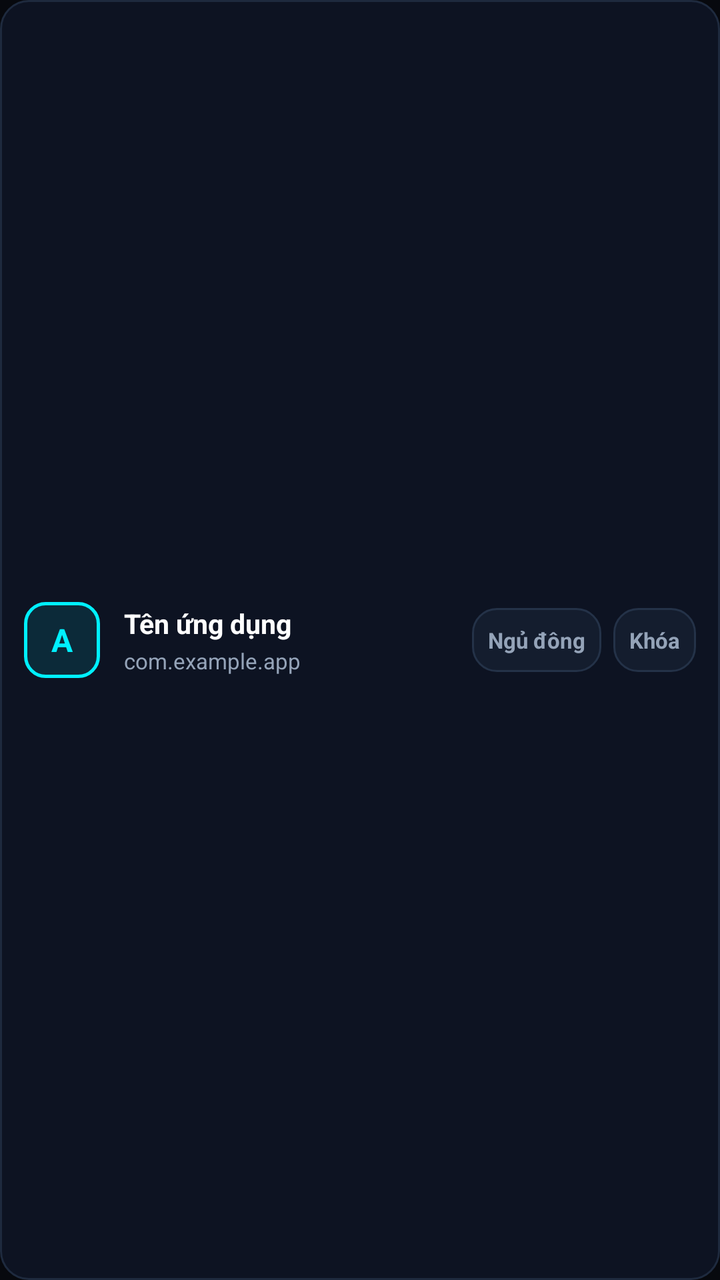
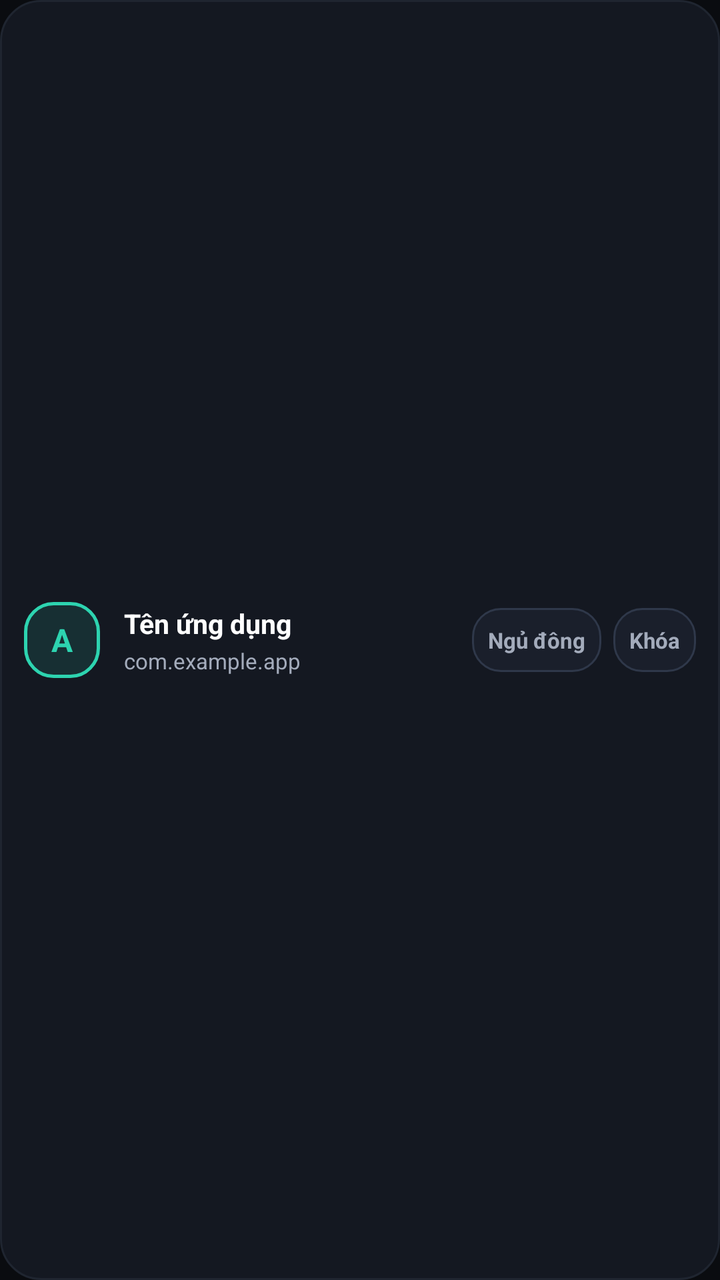

Screens rendered from an Android XML layout before and after an edit, with the pre-edit source and the edit as a unified diff.
<!-- AndroidManifest.xml: application theme AppTheme -->
<!-- res/layout/app_list_item.xml -->
<?xml version="1.0" encoding="utf-8"?>
<LinearLayout xmlns:android="http://schemas.android.com/apk/res/android"
    android:layout_width="match_parent"
    android:layout_height="wrap_content"
    android:orientation="horizontal"
    android:gravity="center_vertical"
    android:padding="12dp"
    android:layout_marginBottom="6dp"
    android:background="@drawable/bg_card_bento">

    
    <FrameLayout
        android:layout_width="38dp"
        android:layout_height="38dp">

        <ImageView
            android:id="@+id/app_icon"
            android:layout_width="38dp"
            android:layout_height="38dp"
            android:scaleType="fitCenter"
            android:visibility="gone"
            android:contentDescription="@string/app_name" />

        <TextView
            android:id="@+id/app_avatar"
            android:layout_width="38dp"
            android:layout_height="38dp"
            android:gravity="center"
            android:background="@drawable/bg_chip_pill_active"
            android:textColor="#00F0FF"
            android:textSize="16sp"
            android:textStyle="bold"
            android:text="A" />
    </FrameLayout>

    
    <LinearLayout
        android:layout_width="0dp"
        android:layout_height="wrap_content"
        android:layout_weight="1"
        android:orientation="vertical"
        android:layout_marginStart="12dp"
        android:layout_marginEnd="8dp">

        <TextView
            android:id="@+id/app_name"
            android:layout_width="wrap_content"
            android:layout_height="wrap_content"
            android:textColor="#FFFFFF"
            android:textSize="13.5sp"
            android:textStyle="bold"
            android:maxLines="1"
            android:ellipsize="end"
            android:text="Tên ứng dụng" />

        <TextView
            android:id="@+id/app_package"
            android:layout_width="wrap_content"
            android:layout_height="wrap_content"
            android:textColor="#94A3B8"
            android:textSize="11sp"
            android:maxLines="1"
            android:ellipsize="end"
            android:layout_marginTop="2dp"
            android:text="com.example.app" />
    </LinearLayout>

    
    <TextView
        android:id="@+id/btn_hibernate"
        android:layout_width="wrap_content"
        android:layout_height="32dp"
        android:gravity="center"
        android:background="@drawable/bg_btn_secondary"
        android:textColor="#94A3B8"
        android:textSize="11sp"
        android:textStyle="bold"
        android:paddingStart="8dp"
        android:paddingEnd="8dp"
        android:layout_marginEnd="6dp"
        android:text="Ngủ đông" />

    
    <TextView
        android:id="@+id/btn_whitelist"
        android:layout_width="wrap_content"
        android:layout_height="32dp"
        android:gravity="center"
        android:background="@drawable/bg_btn_secondary"
        android:textColor="#94A3B8"
        android:textSize="11sp"
        android:textStyle="bold"
        android:paddingStart="8dp"
        android:paddingEnd="8dp"
        android:text="Khóa" />

</LinearLayout>
<!-- resources referenced by this layout -->
<resources>
  <!-- drawable bg_btn_secondary (drawable) -->
  <?xml version="1.0" encoding="utf-8"?>
  <ripple xmlns:android="http://schemas.android.com/apk/res/android"
      android:color="#2000F0FF">
      <item>
          <shape android:shape="rectangle">
              <solid android:color="#141D2E" />
              <corners android:radius="12dp" />
              <stroke android:width="1dp" android:color="#243248" />
          </shape>
      </item>
  </ripple>
  <!-- drawable bg_card_bento (drawable) -->
  <?xml version="1.0" encoding="utf-8"?>
  <shape xmlns:android="http://schemas.android.com/apk/res/android"
      android:shape="rectangle">
      <solid android:color="#0D1322" />
      <corners android:radius="14dp" />
      <stroke android:width="1dp" android:color="#1E2A3E" />
  </shape>
  <!-- drawable bg_chip_pill_active (drawable) -->
  <?xml version="1.0" encoding="utf-8"?>
  <shape xmlns:android="http://schemas.android.com/apk/res/android"
      android:shape="rectangle">
      <solid android:color="#1A00F0FF" />
      <corners android:radius="10dp" />
      <stroke android:width="1.5dp" android:color="#00F0FF" />
  </shape>
  <string name="app_name">Z-RAM Purger Extreme</string>
  <style name="AppTheme" parent="@android:style/Theme.NoTitleBar">
          <item name="android:windowBackground">@color/background</item>
          <item name="android:statusBarColor">#07090E</item>
          <item name="android:navigationBarColor">#07090E</item>
      </style>
  <color name="background">#07090E</color>
</resources>

<!-- the commit's change to res/layout/app_list_item.xml (unified diff, before → after) -->
@@ -27,7 +27,7 @@
             android:layout_height="38dp"
             android:gravity="center"
             android:background="@drawable/bg_chip_pill_active"
-            android:textColor="#00F0FF"
+            android:textColor="#2DD4B0"
             android:textSize="16sp"
             android:textStyle="bold"
             android:text="A" />
@@ -57,7 +57,7 @@
             android:id="@+id/app_package"
             android:layout_width="wrap_content"
             android:layout_height="wrap_content"
-            android:textColor="#94A3B8"
+            android:textColor="#A3ABBB"
             android:textSize="11sp"
             android:maxLines="1"
             android:ellipsize="end"
@@ -72,7 +72,7 @@
         android:layout_height="32dp"
         android:gravity="center"
         android:background="@drawable/bg_btn_secondary"
-        android:textColor="#94A3B8"
+        android:textColor="#A3ABBB"
         android:textSize="11sp"
         android:textStyle="bold"
         android:paddingStart="8dp"
@@ -87,7 +87,7 @@
         android:layout_height="32dp"
         android:gravity="center"
         android:background="@drawable/bg_btn_secondary"
-        android:textColor="#94A3B8"
+        android:textColor="#A3ABBB"
         android:textSize="11sp"
         android:textStyle="bold"
         android:paddingStart="8dp"
<!-- resource entries referenced after the edit -->
@@ -2,38 +2,35 @@
 <resources>
   <!-- drawable bg_btn_secondary (drawable) -->
   <?xml version="1.0" encoding="utf-8"?>
-  <ripple xmlns:android="http://schemas.android.com/apk/res/android"
-      android:color="#2000F0FF">
+  <ripple xmlns:android="http://schemas.android.com/apk/res/android" android:color="#202DD4B0">
       <item>
           <shape android:shape="rectangle">
-              <solid android:color="#141D2E" />
-              <corners android:radius="12dp" />
-              <stroke android:width="1dp" android:color="#243248" />
+              <solid android:color="#1A1F2B" />
+              <corners android:radius="14dp" />
+              <stroke android:width="1dp" android:color="#2F384A" />
           </shape>
       </item>
   </ripple>
   <!-- drawable bg_card_bento (drawable) -->
   <?xml version="1.0" encoding="utf-8"?>
-  <shape xmlns:android="http://schemas.android.com/apk/res/android"
-      android:shape="rectangle">
-      <solid android:color="#0D1322" />
-      <corners android:radius="14dp" />
-      <stroke android:width="1dp" android:color="#1E2A3E" />
+  <shape xmlns:android="http://schemas.android.com/apk/res/android" android:shape="rectangle">
+      <solid android:color="#141821" />
+      <corners android:radius="20dp" />
+      <stroke android:width="1dp" android:color="#1F2530" />
   </shape>
   <!-- drawable bg_chip_pill_active (drawable) -->
   <?xml version="1.0" encoding="utf-8"?>
-  <shape xmlns:android="http://schemas.android.com/apk/res/android"
-      android:shape="rectangle">
-      <solid android:color="#1A00F0FF" />
-      <corners android:radius="10dp" />
-      <stroke android:width="1.5dp" android:color="#00F0FF" />
+  <shape xmlns:android="http://schemas.android.com/apk/res/android" android:shape="rectangle">
+      <solid android:color="#1F2DD4B0" />
+      <corners android:radius="14dp" />
+      <stroke android:width="1.5dp" android:color="#2DD4B0" />
   </shape>
   <string name="app_name">Z-RAM Purger Extreme</string>
   <style name="AppTheme" parent="@android:style/Theme.NoTitleBar">
           <item name="android:windowBackground">@color/background</item>
-          <item name="android:statusBarColor">#07090E</item>
-          <item name="android:navigationBarColor">#07090E</item>
+          <item name="android:statusBarColor">#0A0C10</item>
+          <item name="android:navigationBarColor">#0A0C10</item>
       </style>
-  <color name="background">#07090E</color>
+  <color name="background">#0A0C10</color>
 </resources>
 
